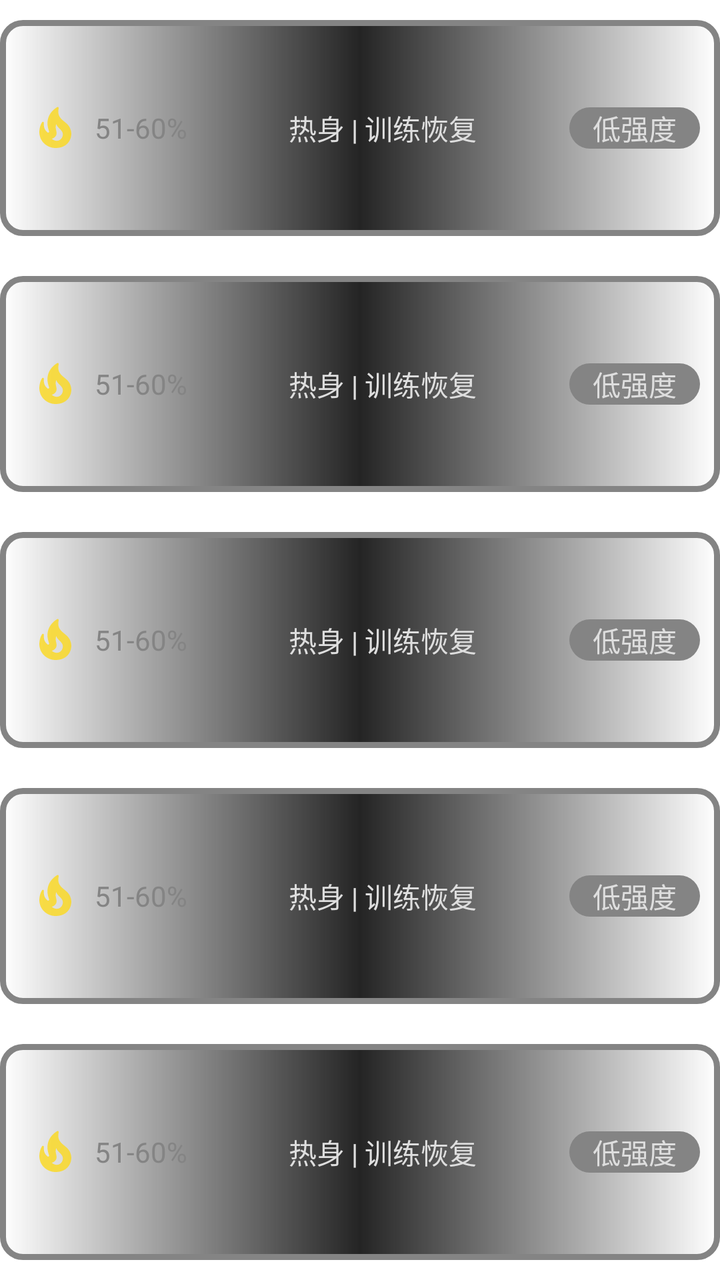
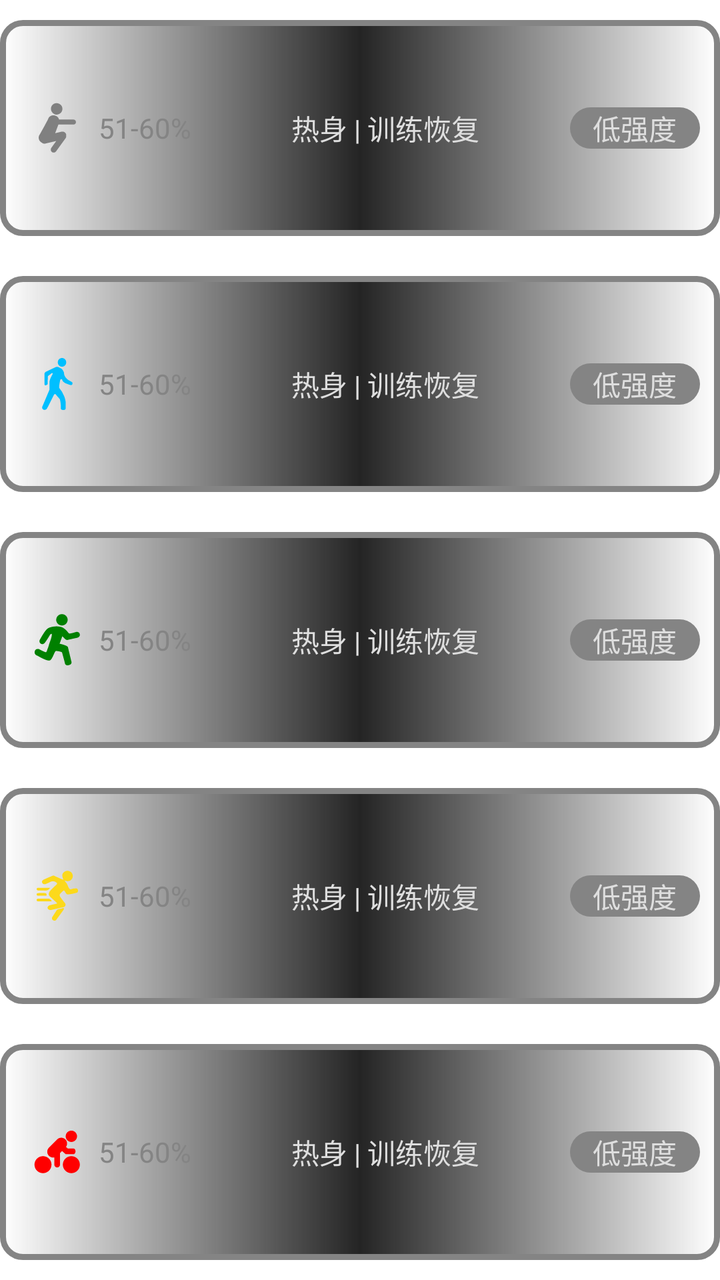

The first picture is an Android layout as it rendered before a commit; the second is the same layout after the commit. The layout source and the unified diff follow.
<!-- AndroidManifest.xml: application theme Theme.ReformfitApp.NoActionBar -->
<!-- res/layout/heart_rate_list.xml -->
<?xml version="1.0" encoding="utf-8"?>
<LinearLayout xmlns:android="http://schemas.android.com/apk/res/android"
    xmlns:tools="http://schemas.android.com/tools"
    android:layout_width="match_parent"
    android:layout_height="wrap_content"
    xmlns:app="http://schemas.android.com/apk/res-auto"
    android:backgroundTint="@color/black3"
    android:orientation="vertical"
    >

    <RelativeLayout
        android:layout_width="match_parent"
        android:layout_height="wrap_content"
        android:layout_weight="1"
        android:background="@drawable/custom_border"
        android:paddingVertical="10dp"
        android:layout_marginVertical="10dp"

        >

        <LinearLayout
            android:layout_width="match_parent"
            android:layout_height="wrap_content"
            android:orientation="horizontal"
            android:weightSum="10"
            android:layout_centerVertical="true"

            >

            <ImageView
                android:id="@+id/imageView26"
                android:layout_width="wrap_content"
                android:layout_height="wrap_content"
                app:layout_constraintBottom_toBottomOf="parent"
                app:layout_constraintStart_toStartOf="parent"
                app:layout_constraintTop_toTopOf="parent"
                app:srcCompat="@drawable/burn_group_service"
                android:layout_weight="1"
                />

            <TextView
                android:id="@+id/textView38"
                android:layout_width="wrap_content"
                android:layout_height="wrap_content"
                android:layout_marginStart="2dp"
                android:text="51-60%"
                android:textColor="@color/grey"
                app:layout_constraintBottom_toBottomOf="@+id/imageView26"
                app:layout_constraintStart_toEndOf="@+id/imageView26"
                app:layout_constraintTop_toTopOf="@+id/imageView26"
                android:layout_weight="3"
                android:layout_marginRight="1dp"
                android:layout_gravity="center"
                />


            <TextView
                android:id="@+id/textView39"
                android:layout_width="wrap_content"
                android:layout_height="wrap_content"
                android:layout_marginStart="16dp"
                android:layout_weight="4"
                android:text="热身 | 训练恢复"
                android:textColor="@color/white"
                app:layout_constraintBottom_toBottomOf="@+id/textView38"
                app:layout_constraintStart_toEndOf="@+id/textView38"
                app:layout_constraintTop_toTopOf="@+id/textView38"
                android:layout_gravity="center"/>

            <RelativeLayout
                android:layout_width="wrap_content"
                android:layout_height="wrap_content"
                android:background="@drawable/heart_rate_component"
                app:layout_constraintBottom_toBottomOf="@+id/textView39"
                app:layout_constraintStart_toEndOf="@+id/textView39"
                app:layout_constraintTop_toTopOf="@+id/textView39"

                android:layout_weight="2"
                android:layout_gravity="center">


                <TextView
                    android:layout_width="wrap_content"
                    android:layout_height="wrap_content"
                    android:text="低强度"
                    android:textColor="@color/white"
                    android:textAlignment="center"
                    android:layout_centerInParent="true">

                </TextView>
            </RelativeLayout>

        </LinearLayout>



    </RelativeLayout>

    <RelativeLayout
        android:layout_width="match_parent"
        android:layout_height="wrap_content"
        android:layout_weight="1"
        android:background="@drawable/custom_border"
        android:paddingVertical="10dp"

        android:layout_marginVertical="10dp"
        >

        <LinearLayout
            android:layout_width="match_parent"
            android:layout_height="wrap_content"
            android:orientation="horizontal"
            android:weightSum="10"
            android:layout_centerVertical="true"

            >

            <ImageView
                android:layout_width="wrap_content"
                android:layout_height="wrap_content"
                app:layout_constraintBottom_toBottomOf="parent"
                app:layout_constraintStart_toStartOf="parent"
                app:layout_constraintTop_toTopOf="parent"
                app:srcCompat="@drawable/burn_group_service"
                android:layout_weight="1"
                />

            <TextView
                android:layout_width="wrap_content"
                android:layout_height="wrap_content"
                android:layout_marginStart="2dp"
                android:text="51-60%"
                android:textColor="@color/grey"
                app:layout_constraintBottom_toBottomOf="@+id/imageView26"
                app:layout_constraintStart_toEndOf="@+id/imageView26"
                app:layout_constraintTop_toTopOf="@+id/imageView26"
                android:layout_weight="3"
                android:layout_marginRight="1dp"
                android:layout_gravity="center"
                />


            <TextView
                android:layout_width="wrap_content"
                android:layout_height="wrap_content"
                android:layout_marginStart="16dp"
                android:layout_weight="4"
                android:text="热身 | 训练恢复"
                android:textColor="@color/white"
                app:layout_constraintBottom_toBottomOf="@+id/textView38"
                app:layout_constraintStart_toEndOf="@+id/textView38"
                app:layout_constraintTop_toTopOf="@+id/textView38"
                android:layout_gravity="center"/>

            <RelativeLayout
                android:layout_width="wrap_content"
                android:layout_height="wrap_content"
                android:background="@drawable/heart_rate_component"
                app:layout_constraintBottom_toBottomOf="@+id/textView39"
                app:layout_constraintStart_toEndOf="@+id/textView39"
                app:layout_constraintTop_toTopOf="@+id/textView39"

                android:layout_weight="2"
                android:layout_gravity="center">


                <TextView
                    android:layout_width="wrap_content"
                    android:layout_height="wrap_content"
                    android:text="低强度"
                    android:textColor="@color/white"
                    android:textAlignment="center"
                    android:layout_centerInParent="true">

                </TextView>
            </RelativeLayout>

        </LinearLayout>



    </RelativeLayout>


    <RelativeLayout
        android:layout_width="match_parent"
        android:layout_height="wrap_content"
        android:layout_weight="1"
        android:background="@drawable/custom_border"
        android:paddingVertical="10dp"

        android:layout_marginVertical="10dp"
        >

        <LinearLayout
            android:layout_width="match_parent"
            android:layout_height="wrap_content"
            android:orientation="horizontal"
            android:weightSum="10"
            android:layout_centerVertical="true"

            >

            <ImageView
                android:layout_width="wrap_content"
                android:layout_height="wrap_content"
                app:layout_constraintBottom_toBottomOf="parent"
                app:layout_constraintStart_toStartOf="parent"
                app:layout_constraintTop_toTopOf="parent"
                app:srcCompat="@drawable/burn_group_service"
                android:layout_weight="1"
                />

            <TextView
                android:layout_width="wrap_content"
                android:layout_height="wrap_content"
                android:layout_marginStart="2dp"
                android:text="51-60%"
                android:textColor="@color/grey"
                app:layout_constraintBottom_toBottomOf="@+id/imageView26"
                app:layout_constraintStart_toEndOf="@+id/imageView26"
                app:layout_constraintTop_toTopOf="@+id/imageView26"
                android:layout_weight="3"
                android:layout_marginRight="1dp"
                android:layout_gravity="center"
                />


            <TextView
                android:layout_width="wrap_content"
                android:layout_height="wrap_content"
                android:layout_marginStart="16dp"
                android:layout_weight="4"
                android:text="热身 | 训练恢复"
                android:textColor="@color/white"
                app:layout_constraintBottom_toBottomOf="@+id/textView38"
                app:layout_constraintStart_toEndOf="@+id/textView38"
                app:layout_constraintTop_toTopOf="@+id/textView38"
                android:layout_gravity="center"/>

            <RelativeLayout
                android:layout_width="wrap_content"
                android:layout_height="wrap_content"
                android:background="@drawable/heart_rate_component"
                app:layout_constraintBottom_toBottomOf="@+id/textView39"
                app:layout_constraintStart_toEndOf="@+id/textView39"
                app:layout_constraintTop_toTopOf="@+id/textView39"

                android:layout_weight="2"
                android:layout_gravity="center">


                <TextView
                    android:layout_width="wrap_content"
                    android:layout_height="wrap_content"
                    android:text="低强度"
                    android:textColor="@color/white"
                    android:textAlignment="center"
                    android:layout_centerInParent="true">

                </TextView>
            </RelativeLayout>

        </LinearLayout>



    </RelativeLayout>

    <RelativeLayout
        android:layout_width="match_parent"
        android:layout_height="wrap_content"
        android:layout_weight="1"
        android:background="@drawable/custom_border"
        android:paddingVertical="10dp"

        android:layout_marginVertical="10dp"
        >

        <LinearLayout
            android:layout_width="match_parent"
            android:layout_height="wrap_content"
            android:orientation="horizontal"
            android:weightSum="10"
            android:layout_centerVertical="true"

            >

            <ImageView
                android:layout_width="wrap_content"
                android:layout_height="wrap_content"
                app:layout_constraintBottom_toBottomOf="parent"
                app:layout_constraintStart_toStartOf="parent"
                app:layout_constraintTop_toTopOf="parent"
                app:srcCompat="@drawable/burn_group_service"
                android:layout_weight="1"
                />

            <TextView
                android:layout_width="wrap_content"
                android:layout_height="wrap_content"
                android:layout_marginStart="2dp"
                android:text="51-60%"
                android:textColor="@color/grey"
                app:layout_constraintBottom_toBottomOf="@+id/imageView26"
                app:layout_constraintStart_toEndOf="@+id/imageView26"
                app:layout_constraintTop_toTopOf="@+id/imageView26"
                android:layout_weight="3"
                android:layout_marginRight="1dp"
                android:layout_gravity="center"
                />


            <TextView
                android:layout_width="wrap_content"
                android:layout_height="wrap_content"
                android:layout_marginStart="16dp"
                android:layout_weight="4"
                android:text="热身 | 训练恢复"
                android:textColor="@color/white"
                app:layout_constraintBottom_toBottomOf="@+id/textView38"
                app:layout_constraintStart_toEndOf="@+id/textView38"
                app:layout_constraintTop_toTopOf="@+id/textView38"
                android:layout_gravity="center"/>

            <RelativeLayout
                android:layout_width="wrap_content"
                android:layout_height="wrap_content"
                android:background="@drawable/heart_rate_component"
                app:layout_constraintBottom_toBottomOf="@+id/textView39"
                app:layout_constraintStart_toEndOf="@+id/textView39"
                app:layout_constraintTop_toTopOf="@+id/textView39"

                android:layout_weight="2"
                android:layout_gravity="center">


                <TextView
                    android:layout_width="wrap_content"
                    android:layout_height="wrap_content"
                    android:text="低强度"
                    android:textColor="@color/white"
                    android:textAlignment="center"
                    android:layout_centerInParent="true">

                </TextView>
            </RelativeLayout>

        </LinearLayout>



    </RelativeLayout>

    <RelativeLayout
        android:layout_width="match_parent"
        android:layout_height="wrap_content"
        android:layout_weight="1"
        android:background="@drawable/custom_border"
        android:paddingVertical="10dp"

        android:layout_marginVertical="10dp"
        >

        <LinearLayout
            android:layout_width="match_parent"
            android:layout_height="wrap_content"
            android:orientation="horizontal"
            android:weightSum="10"
            android:layout_centerVertical="true"

            >

            <ImageView
                android:layout_width="wrap_content"
                android:layout_height="wrap_content"
                app:layout_constraintBottom_toBottomOf="parent"
                app:layout_constraintStart_toStartOf="parent"
                app:layout_constraintTop_toTopOf="parent"
                app:srcCompat="@drawable/burn_group_service"
                android:layout_weight="1"
                />

            <TextView
                android:layout_width="wrap_content"
                android:layout_height="wrap_content"
                android:layout_marginStart="2dp"
                android:text="51-60%"
                android:textColor="@color/grey"
                app:layout_constraintBottom_toBottomOf="@+id/imageView26"
                app:layout_constraintStart_toEndOf="@+id/imageView26"
                app:layout_constraintTop_toTopOf="@+id/imageView26"
                android:layout_weight="3"
                android:layout_marginRight="1dp"
                android:layout_gravity="center"
                />


            <TextView
                android:layout_width="wrap_content"
                android:layout_height="wrap_content"
                android:layout_marginStart="16dp"
                android:layout_weight="4"
                android:text="热身 | 训练恢复"
                android:textColor="@color/white"
                app:layout_constraintBottom_toBottomOf="@+id/textView38"
                app:layout_constraintStart_toEndOf="@+id/textView38"
                app:layout_constraintTop_toTopOf="@+id/textView38"
                android:layout_gravity="center"/>

            <RelativeLayout
                android:layout_width="wrap_content"
                android:layout_height="wrap_content"
                android:background="@drawable/heart_rate_component"
                app:layout_constraintBottom_toBottomOf="@+id/textView39"
                app:layout_constraintStart_toEndOf="@+id/textView39"
                app:layout_constraintTop_toTopOf="@+id/textView39"

                android:layout_weight="2"
                android:layout_gravity="center">


                <TextView
                    android:layout_width="wrap_content"
                    android:layout_height="wrap_content"
                    android:text="低强度"
                    android:textColor="@color/white"
                    android:textAlignment="center"
                    android:layout_centerInParent="true">

                </TextView>
            </RelativeLayout>

        </LinearLayout>



    </RelativeLayout>


</LinearLayout>
<!-- resources referenced by this layout -->
<resources>
  <color name="grey">#848484</color>
  <color name="white">#dedede</color>
  <!-- drawable burn_group_service (drawable-anydpi) -->
  <vector xmlns:android="http://schemas.android.com/apk/res/android"
      android:width="24dp"
      android:height="24dp"
      android:viewportWidth="24"
      android:viewportHeight="24"
      android:tint="@color/yellow"
      android:alpha="0.8">
    <path
        android:fillColor="@android:color/white"
        android:pathData="M19.48,12.35c-1.57,-4.08 -7.16,-4.3 -5.81,-10.23c0.1,-0.44 -0.37,-0.78 -0.75,-0.55C9.29,3.71 6.68,8 8.87,13.62c0.18,0.46 -0.36,0.89 -0.75,0.59c-1.81,-1.37 -2,-3.34 -1.84,-4.75c0.06,-0.52 -0.62,-0.77 -0.91,-0.34C4.69,10.16 4,11.84 4,14.37c0.38,5.6 5.11,7.32 6.81,7.54c2.43,0.31 5.06,-0.14 6.95,-1.87C19.84,18.11 20.6,15.03 19.48,12.35zM10.2,17.38c1.44,-0.35 2.18,-1.39 2.38,-2.31c0.33,-1.43 -0.96,-2.83 -0.09,-5.09c0.33,1.87 3.27,3.04 3.27,5.08C15.84,17.59 13.1,19.76 10.2,17.38z"/>
  </vector>
  <color name="yellow">#fcd91b</color>
  <!-- unchanged entries left out for length: 4 -->
</resources>

<!-- the commit's change to res/layout/heart_rate_list.xml (unified diff, before → after) -->
@@ -29,12 +29,13 @@
 
             <ImageView
                 android:id="@+id/imageView26"
-                android:layout_width="wrap_content"
-                android:layout_height="wrap_content"
+                android:layout_width="26dp"
+                android:layout_height="26dp"
+                app:layout_gravity="center"
                 app:layout_constraintBottom_toBottomOf="parent"
                 app:layout_constraintStart_toStartOf="parent"
                 app:layout_constraintTop_toTopOf="parent"
-                app:srcCompat="@drawable/burn_group_service"
+                app:srcCompat="@drawable/ico_zone_1"
                 android:layout_weight="1"
                 />
 
@@ -116,12 +117,13 @@
             >
 
             <ImageView
-                android:layout_width="wrap_content"
-                android:layout_height="wrap_content"
+                android:layout_width="26dp"
+                android:layout_height="26dp"
+                app:layout_gravity="center"
                 app:layout_constraintBottom_toBottomOf="parent"
                 app:layout_constraintStart_toStartOf="parent"
                 app:layout_constraintTop_toTopOf="parent"
-                app:srcCompat="@drawable/burn_group_service"
+                app:srcCompat="@drawable/ico_zone_2"
                 android:layout_weight="1"
                 />
 
@@ -202,12 +204,13 @@
             >
 
             <ImageView
-                android:layout_width="wrap_content"
-                android:layout_height="wrap_content"
+                android:layout_width="26dp"
+                android:layout_height="26dp"
+                app:layout_gravity="center"
                 app:layout_constraintBottom_toBottomOf="parent"
                 app:layout_constraintStart_toStartOf="parent"
                 app:layout_constraintTop_toTopOf="parent"
-                app:srcCompat="@drawable/burn_group_service"
+                app:srcCompat="@drawable/ico_zone_3"
                 android:layout_weight="1"
                 />
 
@@ -287,12 +290,13 @@
             >
 
             <ImageView
-                android:layout_width="wrap_content"
-                android:layout_height="wrap_content"
+                android:layout_width="26dp"
+                android:layout_height="26dp"
+                app:layout_gravity="center"
                 app:layout_constraintBottom_toBottomOf="parent"
                 app:layout_constraintStart_toStartOf="parent"
                 app:layout_constraintTop_toTopOf="parent"
-                app:srcCompat="@drawable/burn_group_service"
+                app:srcCompat="@drawable/ico_zone_4"
                 android:layout_weight="1"
                 />
 
@@ -372,12 +376,13 @@
             >
 
             <ImageView
-                android:layout_width="wrap_content"
-                android:layout_height="wrap_content"
+                android:layout_width="26dp"
+                android:layout_height="26dp"
+                app:layout_gravity="center"
                 app:layout_constraintBottom_toBottomOf="parent"
                 app:layout_constraintStart_toStartOf="parent"
                 app:layout_constraintTop_toTopOf="parent"
-                app:srcCompat="@drawable/burn_group_service"
+                app:srcCompat="@drawable/ico_zone_5"
                 android:layout_weight="1"
                 />
 
<!-- resource entries referenced after the edit -->
@@ -2,19 +2,38 @@
 <resources>
   <color name="grey">#848484</color>
   <color name="white">#dedede</color>
-  <!-- drawable burn_group_service (drawable-anydpi) -->
+  <!-- drawable ico_zone_1 (drawable) -->
   <vector xmlns:android="http://schemas.android.com/apk/res/android"
-      android:width="24dp"
-      android:height="24dp"
-      android:viewportWidth="24"
-      android:viewportHeight="24"
-      android:tint="@color/yellow"
-      android:alpha="0.8">
+      android:width="200dp"
+      android:height="200dp"
+      android:viewportWidth="1024"
+      android:viewportHeight="1024">
     <path
-        android:fillColor="@android:color/white"
-        android:pathData="M19.48,12.35c-1.57,-4.08 -7.16,-4.3 -5.81,-10.23c0.1,-0.44 -0.37,-0.78 -0.75,-0.55C9.29,3.71 6.68,8 8.87,13.62c0.18,0.46 -0.36,0.89 -0.75,0.59c-1.81,-1.37 -2,-3.34 -1.84,-4.75c0.06,-0.52 -0.62,-0.77 -0.91,-0.34C4.69,10.16 4,11.84 4,14.37c0.38,5.6 5.11,7.32 6.81,7.54c2.43,0.31 5.06,-0.14 6.95,-1.87C19.84,18.11 20.6,15.03 19.48,12.35zM10.2,17.38c1.44,-0.35 2.18,-1.39 2.38,-2.31c0.33,-1.43 -0.96,-2.83 -0.09,-5.09c0.33,1.87 3.27,3.04 3.27,5.08C15.84,17.59 13.1,19.76 10.2,17.38z"/>
+        android:pathData="M477.87,247.47c59.73,8.53 119.47,-29.87 132.27,-89.6S584.53,38.4 520.53,25.6s-119.47,25.6 -132.27,85.33c-4.27,21.33 0,42.67 4.27,59.73 12.8,38.4 46.93,68.27 85.33,76.8zM533.33,443.73h298.67c25.6,0 46.93,-21.33 46.93,-46.93 0,-29.87 -21.33,-51.2 -46.93,-51.2h-285.87c-8.53,-38.4 -38.4,-68.27 -76.8,-76.8l-12.8,-4.27c-55.47,-12.8 -115.2,21.33 -128,76.8L256,477.87l-85.33,153.6c-38.4,46.93 -34.13,119.47 17.07,157.87 4.27,4.27 12.8,8.53 21.33,12.8 17.07,17.07 42.67,21.33 64,17.07l217.6,-51.2 -98.13,136.53c-17.07,25.6 -12.8,64 12.8,81.07 25.6,17.07 64,12.8 81.07,-12.8l192,-264.53c4.27,-8.53 8.53,-21.33 8.53,-34.13L686.93,640c-8.53,-42.67 -51.2,-64 -93.87,-55.47l-123.73,29.87"
+        android:fillColor="#808080"/>
   </vector>
-  <color name="yellow">#fcd91b</color>
+  <!-- drawable ico_zone_2: vector/xml drawable (drawable, 2111 chars, omitted) -->
+  <!-- drawable ico_zone_3 (drawable) -->
+  <vector xmlns:android="http://schemas.android.com/apk/res/android"
+      android:width="200dp"
+      android:height="200dp"
+      android:viewportWidth="1024"
+      android:viewportHeight="1024">
+    <path
+        android:pathData="M900.85,468.69c0,0 -147.07,31.3 -187.72,42.29 -40.3,10.9 -90.29,-68.3 -103.7,-71.14 -8.59,24.81 -36.26,97.78 -52.85,147.26 25.64,-0.76 158.51,39.54 163.35,63.02 5.52,23.79 67.63,280.97 67.63,280.97s26.34,55.26 -48.4,75.48c-74.81,20.24 -78.14,-41.24 -78.14,-41.24s-52.11,-197.51 -56.76,-209.44c-4.31,-11.9 -101.65,-31.97 -123.95,-25.93 -22.5,6.08 -70.6,174.5 -118.03,185.98 -61,14.77 -239.7,-93.74 -239.7,-93.74s-70.6,-17.47 -56.16,-83.71c14.7,-65.76 83.16,-47.83 83.16,-47.83s126.51,69.54 141.1,61.38c14.8,-8.28 23.12,-56.23 44.72,-102.78 0.87,-17.51 50.58,-156.97 50.58,-156.97s27.47,-92.81 16.54,-98.62c-15.08,-8.02 -30.89,9.1 -39.17,23.23 -8.28,14.13 -41.08,72.11 -95.97,147.76 -48.8,67.27 -135.75,4.8 -99.58,-58.08 30.06,-52.28 110.1,-201.9 167.66,-230.05 57.99,-28.39 157.88,-44.18 242.9,-24.2 85.4,19.51 145.4,116.28 162.12,129.1 16.41,12.29 131.44,-24.93 131.44,-24.93s65.56,-22.8 81.77,37.04C969.99,453.76 900.85,468.69 900.85,468.69L900.85,468.69 900.85,468.69zM631.6,222.05c-60.33,16.32 -121.65,-18.61 -137.84,-78.34 -16.1,-59.39 19.11,-120.93 79.43,-137.25 60.17,-16.27 121.81,19.07 137.91,78.45C727.28,144.65 691.78,205.77 631.6,222.05L631.6,222.05 631.6,222.05zM631.6,222.05"
+        android:fillColor="#008000"/>
+  </vector>
+  <!-- drawable ico_zone_4: vector/xml drawable (drawable, 2550 chars, omitted) -->
+  <!-- drawable ico_zone_5 (drawable) -->
+  <vector xmlns:android="http://schemas.android.com/apk/res/android"
+      android:width="200dp"
+      android:height="200dp"
+      android:viewportWidth="1024"
+      android:viewportHeight="1024">
+    <path
+        android:pathData="M229.5,593.67c-92.55,0 -167.57,75.07 -167.57,167.57s75.02,167.57 167.57,167.57c92.55,0 167.57,-75.07 167.57,-167.57S322.06,593.67 229.5,593.67zM788.07,593.67c-92.5,0 -167.57,75.07 -167.57,167.57s75.07,167.57 167.57,167.57c92.5,0 167.57,-75.07 167.57,-167.57S880.57,593.67 788.07,593.67zM661.05,542.11c6.31,7.65 14.08,12.85 22.84,12.85h8.66c4.64,0.5 9.1,0.67 13.68,0h126.68c20.5,0 37.2,-24.97 37.2,-55.86 0,-30.89 -16.7,-55.86 -37.2,-55.86L718.19,443.25l-35.64,-31.67c32.12,-44.74 28.38,-107.25 -11.84,-147.52 -44.74,-44.69 -117.24,-44.69 -161.93,0l-161.93,162.04c-44.68,44.74 -44.68,117.24 0,161.93 28.77,28.82 69.04,38.82 106.07,30.5v142.71c0,30.89 25.02,55.85 55.86,55.85 30.89,0 55.86,-24.97 55.86,-55.85L564.64,537.82c0,-1.68 -0.78,-3.07 -0.95,-4.64l41.06,-41.06 56.3,49.99zM788.07,314.39c61.67,0 111.71,-50.05 111.71,-111.71 0,-61.67 -50.05,-111.71 -111.71,-111.71 -61.67,0 -111.71,50.05 -111.71,111.71 0,61.67 50.05,111.71 111.71,111.71z"
+        android:fillColor="#FF0000"/>
+  </vector>
   <!-- unchanged entries left out for length: 4 -->
 </resources>
 
